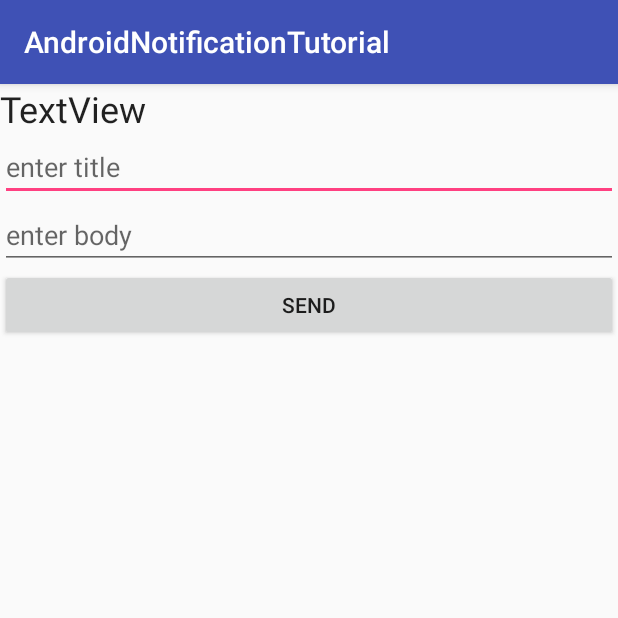
After one commit to probelalkhan/android-notification-tutorial, an Android app: the SendNotificationActivity screen opened directly, with no data from a screen before it, on a phone screen of 412 x 824 dp, the top half of it. The commit adds this screen. Run offline under Robolectric (Android 15) with nearby library versions, the phone set to English and light mode, and no system bars; 1 statement that could not run was skipped.

Commit message:
Sending Notification Interface

```diff
--- a/app/src/main/AndroidManifest.xml
+++ b/app/src/main/AndroidManifest.xml
@@ -16,14 +16,15 @@
                 <category android:name="android.intent.category.LAUNCHER" />
             </intent-filter>
         </activity>
-        <activity android:name=".ProfileActivity"></activity>
+        <activity android:name=".ProfileActivity" />
 
         <service android:name=".MyFirebaseMessagingService">
             <intent-filter>
-                <action android:name="com.google.firebase.MESSAGING_EVENT"/>
+                <action android:name="com.google.firebase.MESSAGING_EVENT" />
             </intent-filter>
         </service>
 
+        <activity android:name=".SendNotificationActivity"></activity>
     </application>
 
 </manifest>
--- /dev/null
+++ b/app/src/main/java/net/simplifiedcoding/androidnotificationtutorial/SendNotificationActivity.java
@@ -0,0 +1,55 @@
+package net.simplifiedcoding.androidnotificationtutorial;
+
+import android.support.v7.app.AppCompatActivity;
+import android.os.Bundle;
+import android.view.View;
+import android.widget.EditText;
+import android.widget.TextView;
+
+public class SendNotificationActivity extends AppCompatActivity {
+
+    private TextView textView;
+    private EditText editTextTitle, editTextBody;
+
+    @Override
+    protected void onCreate(Bundle savedInstanceState) {
+        super.onCreate(savedInstanceState);
+        setContentView(R.layout.activity_send_notification);
+
+        final User user = (User) getIntent().getSerializableExtra("user");
+
+
+        textView = findViewById(R.id.textViewUser);
+        editTextTitle = findViewById(R.id.editTextTitle);
+        editTextBody = findViewById(R.id.editTextBody);
+
+        textView.setText("Sending to : " + user.email);
+
+        findViewById(R.id.buttonSend).setOnClickListener(new View.OnClickListener() {
+            @Override
+            public void onClick(View v) {
+                sendNotification(user);
+            }
+        });
+    }
+
+    private  void sendNotification(User user){
+        String title = editTextTitle.getText().toString().trim();
+        String body = editTextBody.getText().toString().trim();
+
+        if(title.isEmpty()){
+            editTextTitle.setError("Title required");
+            editTextTitle.requestFocus();
+            return;
+        }
+
+        if(body.isEmpty()){
+            editTextBody.setError("Body required");
+            editTextBody.requestFocus();
+            return;
+        }
+
+
+
+    }
+}
--- a/app/src/main/java/net/simplifiedcoding/androidnotificationtutorial/User.java
+++ b/app/src/main/java/net/simplifiedcoding/androidnotificationtutorial/User.java
@@ -1,6 +1,8 @@
 package net.simplifiedcoding.androidnotificationtutorial;
 
-public class User {
+import java.io.Serializable;
+
+public class User implements Serializable {
 
     public String email;
     public String token;
--- /dev/null
+++ b/app/src/main/res/layout/activity_send_notification.xml
@@ -0,0 +1,38 @@
+<?xml version="1.0" encoding="utf-8"?>
+<LinearLayout xmlns:android="http://schemas.android.com/apk/res/android"
+    xmlns:app="http://schemas.android.com/apk/res-auto"
+    xmlns:tools="http://schemas.android.com/tools"
+    android:layout_width="match_parent"
+    android:layout_height="match_parent"
+    android:orientation="vertical"
+    tools:context=".SendNotificationActivity">
+
+    <TextView
+        android:id="@+id/textViewUser"
+        android:layout_width="match_parent"
+        android:layout_height="wrap_content"
+        android:text="TextView"
+        android:textAppearance="@style/TextAppearance.AppCompat.Headline" />
+
+    <EditText
+        android:id="@+id/editTextTitle"
+        android:layout_width="match_parent"
+        android:layout_height="wrap_content"
+        android:ems="10"
+        android:hint="enter title "
+        android:inputType="textPersonName" />
+
+    <EditText
+        android:id="@+id/editTextBody"
+        android:layout_width="match_parent"
+        android:layout_height="wrap_content"
+        android:ems="10"
+        android:hint="enter body"
+        android:inputType="textPersonName" />
+
+    <Button
+        android:id="@+id/buttonSend"
+        android:layout_width="match_parent"
+        android:layout_height="wrap_content"
+        android:text="Send" />
+</LinearLayout>
```
Also changed, not shown: app/src/main/java/net/simplifiedcoding/androidnotificationtutorial/UserAdapter.java (+11 -0 lines).
